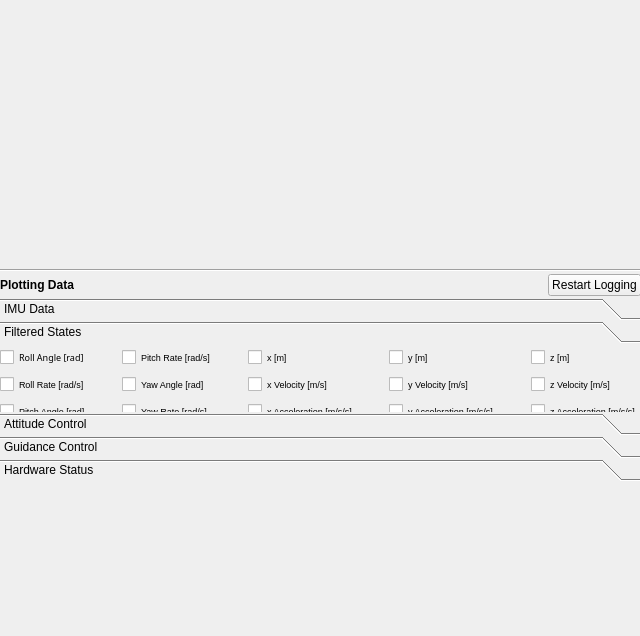
The window that gcs/ui/dataplotter.ui (lijian8/ahns10) describes before a commit, drawn with Qt 5.
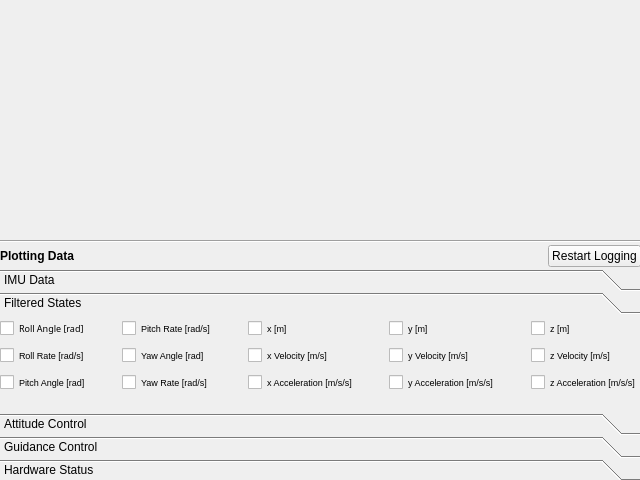
The same window after the commit. The open tabs and pages were chosen to show the change. Custom widgets are drawn as their Qt base class.

What changed in the file:
```diff
--- a/gcs/ui/dataplotter.ui
+++ b/gcs/ui/dataplotter.ui
@@ -7,7 +7,7 @@
     <x>0</x>
     <y>0</y>
     <width>640</width>
-    <height>636</height>
+    <height>480</height>
    </rect>
   </property>
   <property name="windowTitle">
@@ -95,8 +95,8 @@
       </property>
       <property name="minimumSize">
        <size>
-        <width>0</width>
-        <height>0</height>
+        <width>639</width>
+        <height>212</height>
        </size>
       </property>
       <property name="lineWidth">
@@ -126,8 +126,8 @@
         <rect>
          <x>0</x>
          <y>0</y>
-         <width>98</width>
-         <height>28</height>
+         <width>639</width>
+         <height>82</height>
         </rect>
        </property>
        <property name="sizePolicy">
```
Left out of the diff: 12 changed lines with no effect on the pictures.
